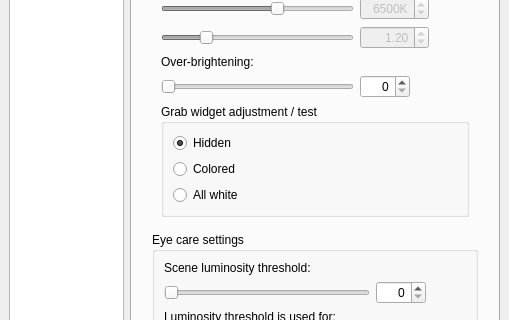
woodenshark/Lightpack, file Software/src/SettingsWindow.ui: the form before one commit; both pictures show x 0 to 509 and y 231 to 551 of the 509 by 684 pixel window.
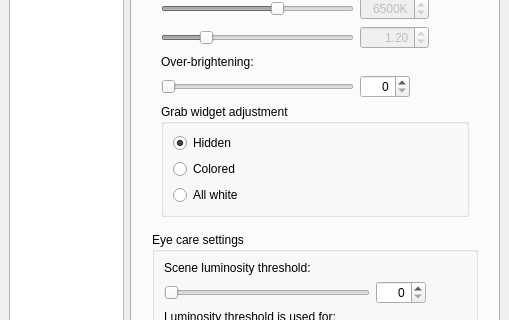
The form after the commit. Icons and pictures are not drawn. Custom widgets are drawn as their Qt base class.

Commit message: settings window: widget wording update

```diff
--- a/Software/src/SettingsWindow.ui
+++ b/Software/src/SettingsWindow.ui
@@ -676,7 +676,7 @@
             <item>
              <widget class="QGroupBox" name="groupBox_2">
               <property name="title">
-               <string>Grab widget adjustment / test</string>
+               <string>Grab widget adjustment</string>
               </property>
               <layout class="QVBoxLayout" name="verticalLayout_16">
                <item>
```
